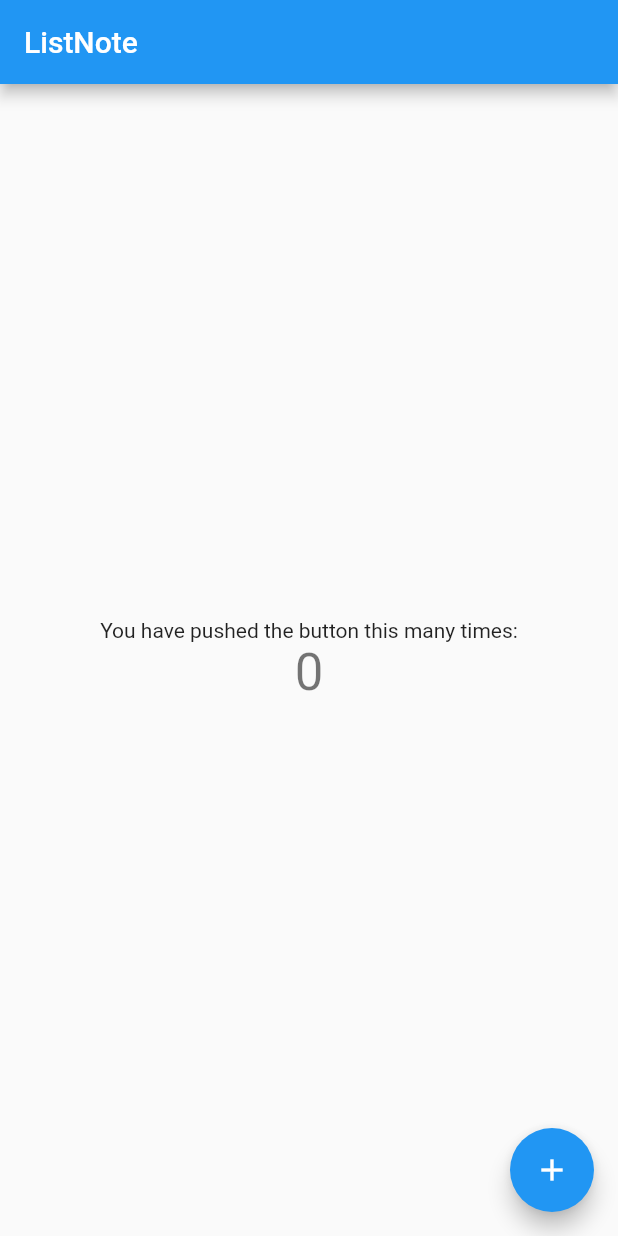
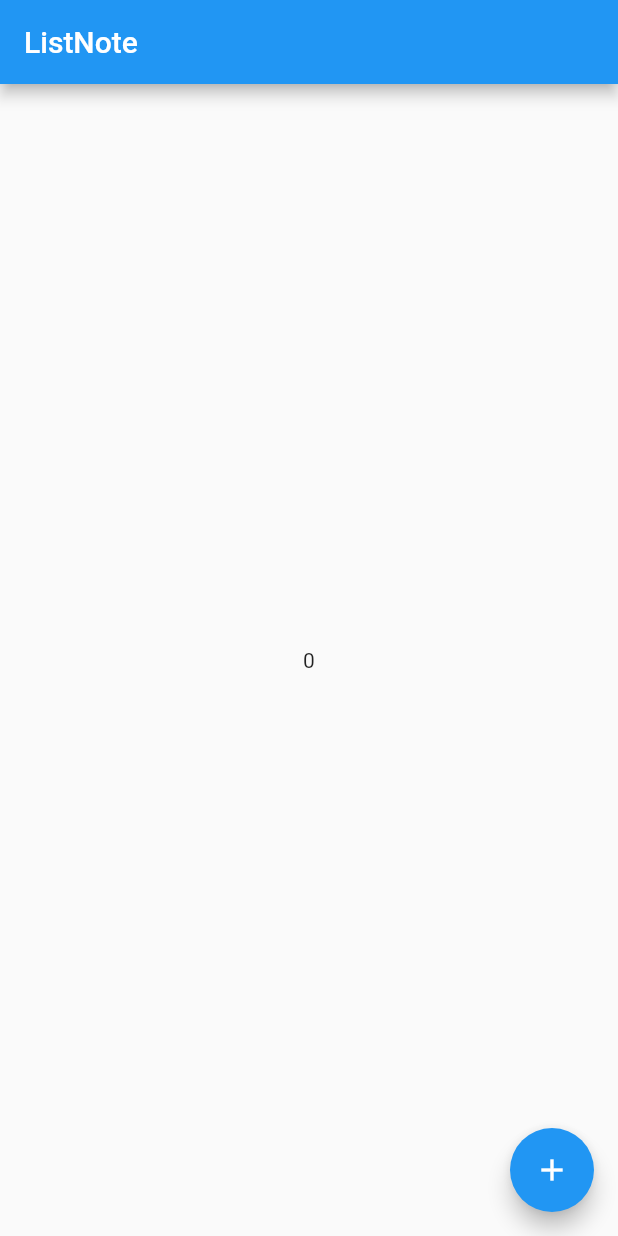
Before and after one commit to koreander2001/listnote, a Flutter app: the screen it shows after launch, on a phone screen of 412 x 824 dp. Run offline on Flutter 3.47's test engine with Material 2 defaults, Android fonts, the phone set to English and light mode, and no system bars; our stand-ins replace flutter_hooks, hooks_riverpod.

```diff
--- a/lib/main.dart
+++ b/lib/main.dart
@@ -1,115 +1,36 @@
 import 'package:flutter/material.dart';
+import 'package:flutter_hooks/flutter_hooks.dart';
+import 'package:hooks_riverpod/hooks_riverpod.dart';
+
+final counterProvider = StateProvider((ref) => 0);
 
 void main() {
-  runApp(const MyApp());
+  runApp(const ProviderScope(child: MyApp()));
 }
 
 class MyApp extends StatelessWidget {
   const MyApp({Key? key}) : super(key: key);
 
-  // This widget is the root of your application.
+  @override
+  Widget build(BuildContext context) => const MaterialApp(home: MyHome());
+}
+
+class MyHome extends HookWidget {
+  const MyHome({Key? key}) : super(key: key);
+
+  final String title = 'ListNote';
+
   @override
   Widget build(BuildContext context) {
-    return MaterialApp(
-      title: 'ListNote',
-      theme: ThemeData(
-        // This is the theme of your application.
-        //
-        // Try running your application with "flutter run". You'll see the
-        // application has a blue toolbar. Then, without quitting the app, try
-        // changing the primarySwatch below to Colors.green and then invoke
-        // "hot reload" (press "r" in the console where you ran "flutter run",
-        // or simply save your changes to "hot reload" in a Flutter IDE).
-        // Notice that the counter didn't reset back to zero; the application
-        // is not restarted.
-        primarySwatch: Colors.blue,
+    final int count = useProvider(counterProvider).state;
+
+    return Scaffold(
+      appBar: AppBar(title: Text(title)),
+      body: Center(child: Text('$count')),
+      floatingActionButton: FloatingActionButton(
+        onPressed: () => context.read(counterProvider).state++,
+        child: const Icon(Icons.add),
       ),
-      home: const MyHomePage(title: 'ListNote'),
     );
   }
 }
-
-class MyHomePage extends StatefulWidget {
-  const MyHomePage({Key? key, required this.title}) : super(key: key);
-
-  // This widget is the home page of your application. It is stateful, meaning
-  // that it has a State object (defined below) that contains fields that affect
-  // how it looks.
-
-  // This class is the configuration for the state. It holds the values (in this
-  // case the title) provided by the parent (in this case the App widget) and
-  // used by the build method of the State. Fields in a Widget subclass are
-  // always marked "final".
-
-  final String title;
-
-  @override
-  State<MyHomePage> createState() => _MyHomePageState();
-}
-
-class _MyHomePageState extends State<MyHomePage> {
-  int _counter = 0;
-
-  void _incrementCounter() {
-    setState(() {
-      // This call to setState tells the Flutter framework that something has
-      // changed in this State, which causes it to rerun the build method below
-      // so that the display can reflect the updated values. If we changed
-      // _counter without calling setState(), then the build method would not be
-      // called again, and so nothing would appear to happen.
-      _counter++;
-    });
-  }
-
-  @override
-  Widget build(BuildContext context) {
-    // This method is rerun every time setState is called, for instance as done
-    // by the _incrementCounter method above.
-    //
-    // The Flutter framework has been optimized to make rerunning build methods
-    // fast, so that you can just rebuild anything that needs updating rather
-    // than having to individually change instances of widgets.
-    return Scaffold(
-      appBar: AppBar(
-        // Here we take the value from the MyHomePage object that was created by
-        // the App.build method, and use it to set our appbar title.
-        title: Text(widget.title),
-      ),
-      body: Center(
-        // Center is a layout widget. It takes a single child and positions it
-        // in the middle of the parent.
-        child: Column(
-          // Column is also a layout widget. It takes a list of children and
-          // arranges them vertically. By default, it sizes itself to fit its
-          // children horizontally, and tries to be as tall as its parent.
-          //
-          // Invoke "debug painting" (press "p" in the console, choose the
-          // "Toggle Debug Paint" action from the Flutter Inspector in Android
-          // Studio, or the "Toggle Debug Paint" command in Visual Studio Code)
-          // to see the wireframe for each widget.
-          //
-          // Column has various properties to control how it sizes itself and
-          // how it positions its children. Here we use mainAxisAlignment to
-          // center the children vertically; the main axis here is the vertical
-          // axis because Columns are vertical (the cross axis would be
-          // horizontal).
-          mainAxisAlignment: MainAxisAlignment.center,
-          children: <Widget>[
-            const Text(
-              'You have pushed the button this many times:',
-            ),
-            Text(
-              '$_counter',
-              style: Theme.of(context).textTheme.headline4,
-            ),
-          ],
-        ),
-      ),
-      floatingActionButton: FloatingActionButton(
-        onPressed: _incrementCounter,
-        tooltip: 'Increment',
-        child: const Icon(Icons.add),
-      ), // This trailing comma makes auto-formatting nicer for build methods.
-    );
-  }
-}
```
Also changed, not shown: pubspec.yaml (+2 -67 lines), pubspec.lock.
